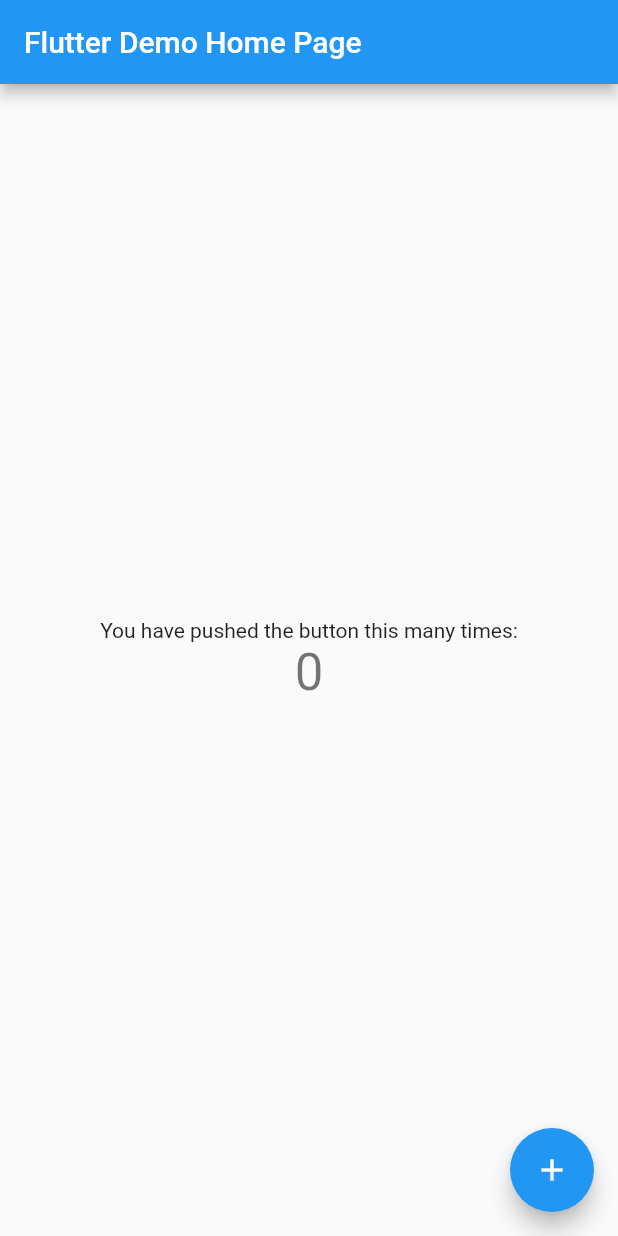
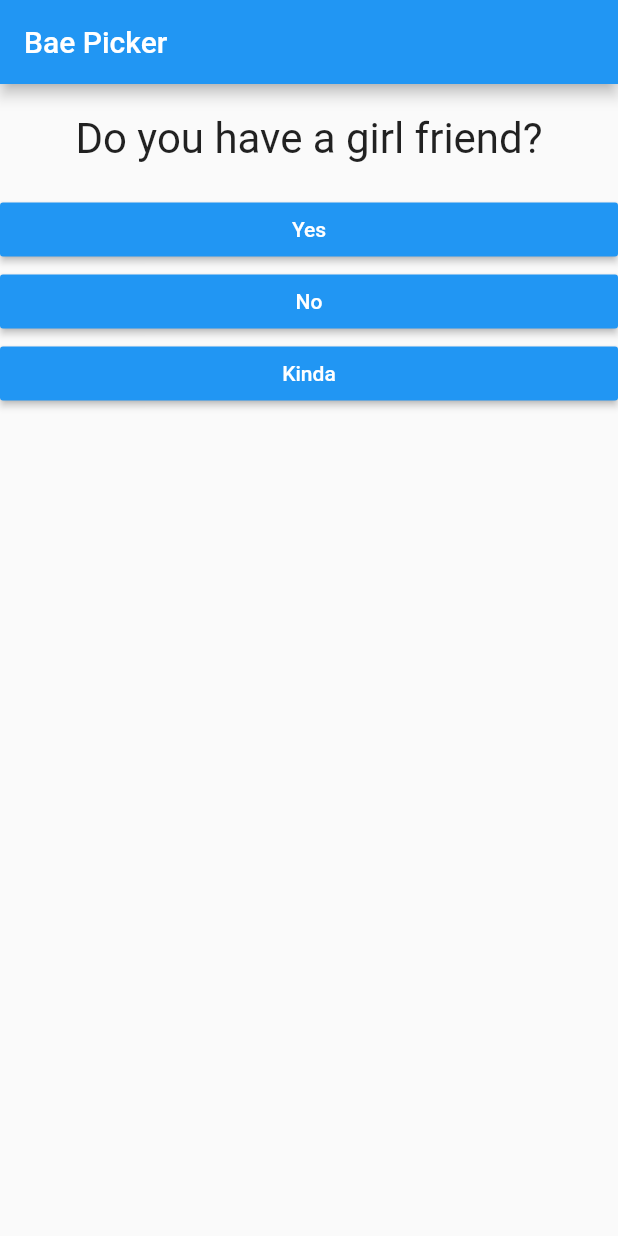
Before and after one commit to Obapelumi/First-Flutter-App, a Flutter app: the screen it shows after launch, on a phone screen of 412 x 824 dp. Run offline on Flutter 3.47's test engine with Material 2 defaults, Android fonts, the phone set to English and light mode, and no system bars.

Commit message:
Bae picker result evaluation pending

```diff
--- /dev/null
+++ b/lib/answer.dart
@@ -0,0 +1,21 @@
+import 'package:flutter/material.dart';
+
+class Answer extends StatelessWidget {
+  final String answerText;
+  final Function selectHandler;
+
+  Answer({this.answerText, this.selectHandler});
+
+  @override
+  Widget build(BuildContext context) {
+    return Container(
+      width: double.infinity,
+      child: RaisedButton(
+        color: Colors.blue,
+        textColor: Colors.white,
+        child: Text(this.answerText),
+        onPressed: this.selectHandler,
+      ),
+    );
+  }
+}
--- a/lib/main.dart
+++ b/lib/main.dart
@@ -1,111 +1,70 @@
+// Packages
 import 'package:flutter/material.dart';
 
-void main() => runApp(MyApp());
+import './question.dart';
+import './answer.dart';
 
-class MyApp extends StatelessWidget {
-  // This widget is the root of your application.
+void main() => runApp(BaePickerApp());
+
+class BaePickerApp extends StatefulWidget {
   @override
-  Widget build(BuildContext context) {
-    return MaterialApp(
-      title: 'Flutter Demo',
-      theme: ThemeData(
-        // This is the theme of your application.
-        //
-        // Try running your application with "flutter run". You'll see the
-        // application has a blue toolbar. Then, without quitting the app, try
-        // changing the primarySwatch below to Colors.green and then invoke
-        // "hot reload" (press "r" in the console where you ran "flutter run",
-        // or simply save your changes to "hot reload" in a Flutter IDE).
-        // Notice that the counter didn't reset back to zero; the application
-        // is not restarted.
-        primarySwatch: Colors.blue,
-      ),
-      home: MyHomePage(title: 'Flutter Demo Home Page'),
-    );
-  }
+  _BaePickerAppState createState() => _BaePickerAppState();
 }
 
-class MyHomePage extends StatefulWidget {
-  MyHomePage({Key key, this.title}) : super(key: key);
+class _BaePickerAppState extends State<BaePickerApp> {
+  final _questions = const [
+    {
+      'text': 'Do you have a girl friend?',
+      'answers': ['Yes', 'No', 'Kinda']
+    },
+    {
+      'text': 'How do you treat your woman?',
+      'answers': [
+        'I make her needy',
+        'I give her all my attention',
+        'I buy her all the stuff she needs'
+      ]
+    },
+    {
+      'text': 'Do you like dogs?',
+      'answers': ['Yes', 'No', 'Kinda']
+    },
+  ];
 
-  // This widget is the home page of your application. It is stateful, meaning
-  // that it has a State object (defined below) that contains fields that affect
-  // how it looks.
+  var _questionIndex = 0;
 
-  // This class is the configuration for the state. It holds the values (in this
-  // case the title) provided by the parent (in this case the App widget) and
-  // used by the build method of the State. Fields in a Widget subclass are
-  // always marked "final".
-
-  final String title;
-
-  @override
-  _MyHomePageState createState() => _MyHomePageState();
-}
-
-class _MyHomePageState extends State<MyHomePage> {
-  int _counter = 0;
-
-  void _incrementCounter() {
+  void _answerQuestion() {
     setState(() {
-      // This call to setState tells the Flutter framework that something has
-      // changed in this State, which causes it to rerun the build method below
-      // so that the display can reflect the updated values. If we changed
-      // _counter without calling setState(), then the build method would not be
-      // called again, and so nothing would appear to happen.
-      _counter+= 3;
+      this._questionIndex += 1;
     });
   }
 
   @override
   Widget build(BuildContext context) {
-    // This method is rerun every time setState is called, for instance as done
-    // by the _incrementCounter method above.
-    //
-    // The Flutter framework has been optimized to make rerunning build methods
-    // fast, so that you can just rebuild anything that needs updating rather
-    // than having to individually change instances of widgets.
-    return Scaffold(
-      appBar: AppBar(
-        // Here we take the value from the MyHomePage object that was created by
-        // the App.build method, and use it to set our appbar title.
-        title: Text(widget.title),
+    return MaterialApp(
+      home: Scaffold(
+        appBar: AppBar(
+          title: Text('Bae Picker'),
+        ),
+        body: (this._questionIndex < this._questions.length)
+            ? Column(
+                children: [
+                  Question(
+                    questionText: this._questions[this._questionIndex]['text'],
+                  ),
+                  ...(this._questions[this._questionIndex]['answers']
+                          as List<String>)
+                      .map((answer) => Answer(
+                            answerText: answer,
+                            selectHandler: this._answerQuestion,
+                          ))
+                      .toList()
+                ],
+              )
+            : Center(
+                child: Text('Perfect! You are my love'),
+              ),
       ),
-      body: Center(
-        // Center is a layout widget. It takes a single child and positions it
-        // in the middle of the parent.
-        child: Column(
-          // Column is also layout widget. It takes a list of children and
-          // arranges them vertically. By default, it sizes itself to fit its
-          // children horizontally, and tries to be as tall as its parent.
-          //
-          // Invoke "debug painting" (press "p" in the console, choose the
-          // "Toggle Debug Paint" action from the Flutter Inspector in Android
-          // Studio, or the "Toggle Debug Paint" command in Visual Studio Code)
-          // to see the wireframe for each widget.
-          //
-          // Column has various properties to control how it sizes itself and
-          // how it positions its children. Here we use mainAxisAlignment to
-          // center the children vertically; the main axis here is the vertical
-          // axis because Columns are vertical (the cross axis would be
-          // horizontal).
-          mainAxisAlignment: MainAxisAlignment.center,
-          children: <Widget>[
-            Text(
-              'You have pushed the button this many times:',
-            ),
-            Text(
-              '$_counter',
-              style: Theme.of(context).textTheme.display1,
-            ),
-          ],
-        ),
-      ),
-      floatingActionButton: FloatingActionButton(
-        onPressed: _incrementCounter,
-        tooltip: 'Increment',
-        child: Icon(Icons.add),
-      ), // This trailing comma makes auto-formatting nicer for build methods.
     );
   }
 }
--- /dev/null
+++ b/lib/question.dart
@@ -0,0 +1,20 @@
+import 'package:flutter/material.dart';
+
+class Question extends StatelessWidget {
+  final String questionText;
+
+  Question({this.questionText});
+
+  @override
+  Widget build(BuildContext context) {
+    return Container(
+      width: double.infinity,
+      margin: EdgeInsets.all(20),
+      child: Text(
+        this.questionText,
+        style: TextStyle(fontSize: 28),
+        textAlign: TextAlign.center,
+      ),
+    );
+  }
+}
--- a/pubspec.yaml
+++ b/pubspec.yaml
@@ -14,7 +14,7 @@ description: A new Flutter project.
 version: 1.0.0+1
 
 environment:
-  sdk: ">=2.1.0 <3.0.0"
+  sdk: ">=2.2.2 <3.0.0"
 
 dependencies:
   flutter:
```
Also changed, not shown: 1 other file.
